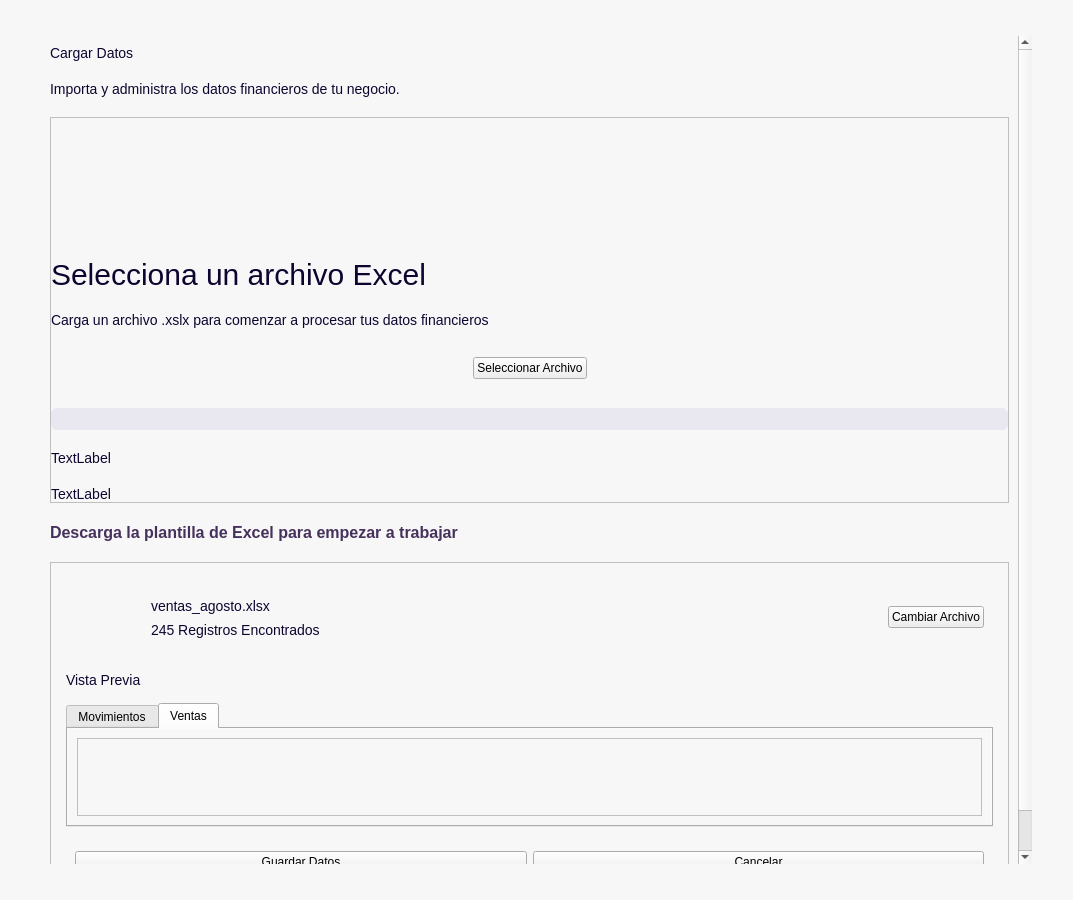
First picture: the form in app/ui/dashboard/pages/cargar_datos.ui, repository Brando-1510/Proyecto-Integrador-2.0, before the edit.
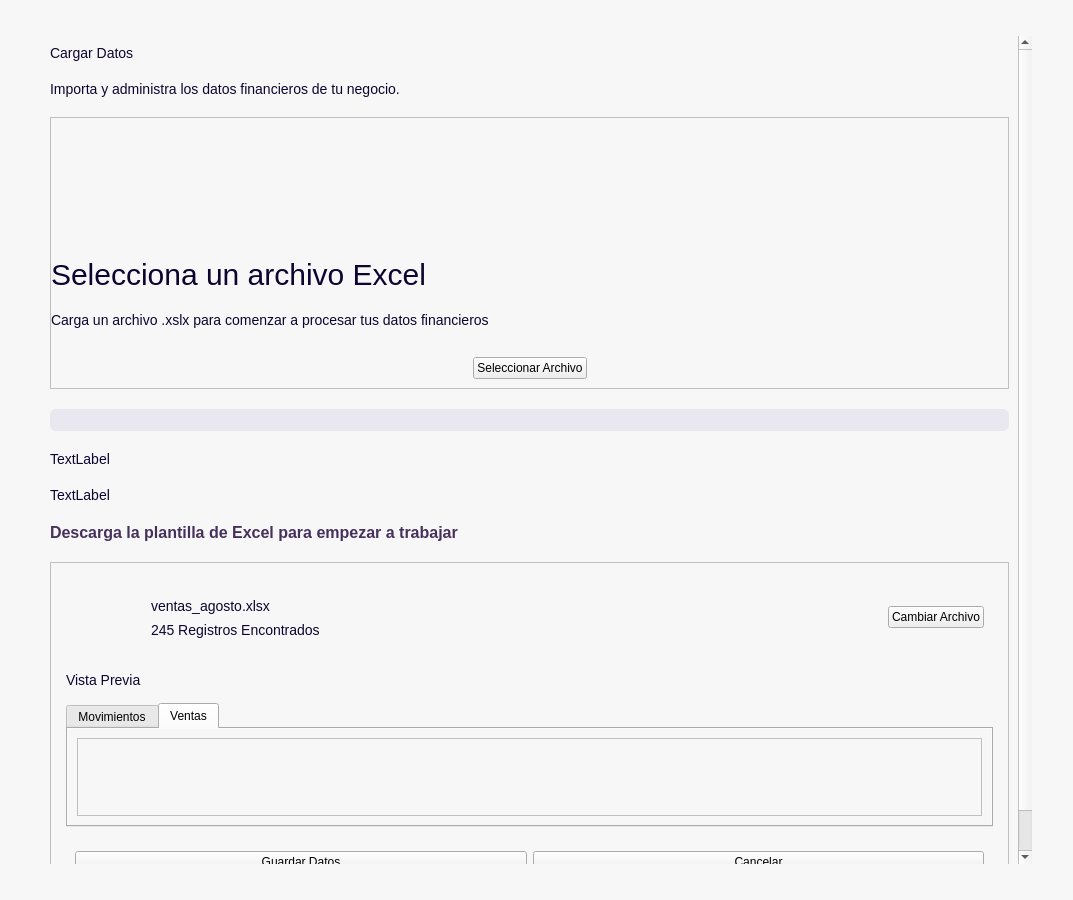
Second picture: the form after the edit. Icons and pictures are not drawn.

Commit message: (ui): botones para cambiar el archivo excel seleccionado y cancelar excel

```diff
--- a/app/ui/dashboard/pages/cargar_datos.ui
+++ b/app/ui/dashboard/pages/cargar_datos.ui
@@ -415,6 +415,9 @@
                 </layout>
                </widget>
               </item>
+             </layout>
+            </widget>
+           </item>
               <item>
                <widget class="QProgressBar" name="progressBar">
                 <property name="value">
@@ -425,13 +428,6 @@
                 </property>
                </widget>
               </item>
-              <item>
-               <widget class="QLabel" name="lblEstadoImportacion">
-                <property name="text">
-                 <string>TextLabel</string>
-                </property>
-               </widget>
-              </item>
               <item>
                <widget class="QLabel" name="lblPorcentaje">
                 <property name="text">
@@ -439,7 +435,11 @@
                 </property>
                </widget>
               </item>
-             </layout>
+           <item>
+            <widget class="QLabel" name="lblEstadoImportacion">
+             <property name="text">
+              <string>TextLabel</string>
+             </property>
             </widget>
            </item>
            <item>
@@ -578,7 +578,7 @@
                   </spacer>
                  </item>
                  <item>
-                  <widget class="QPushButton" name="pushButton">
+                  <widget class="QPushButton" name="btnCambiarArchivo">
                    <property name="text">
                     <string>Cambiar Archivo</string>
                    </property>
@@ -785,7 +785,7 @@
                   </widget>
                  </item>
                  <item>
-                  <widget class="QPushButton" name="pushButton_2">
+                  <widget class="QPushButton" name="btnCancelar">
                    <property name="text">
                     <string>Cancelar</string>
                    </property>
```
Lines whose indentation alone changed are shown as unchanged. The commit also changes 4 other files.
